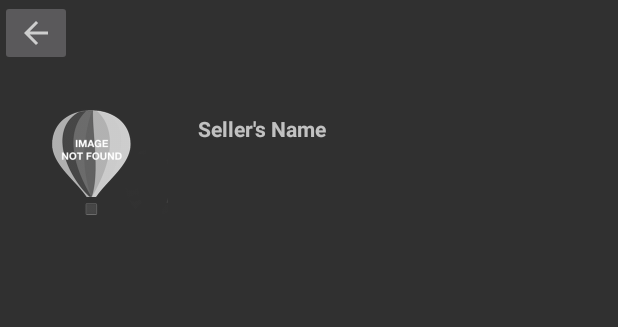
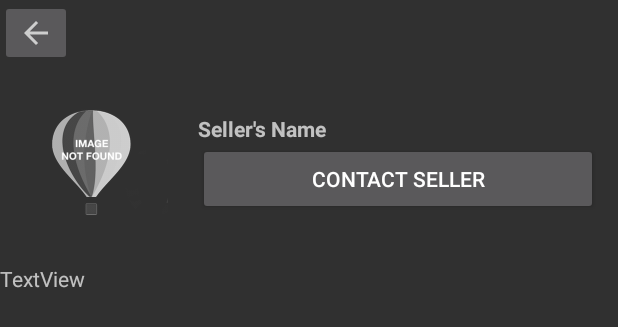
Before and after one commit to angulostephanie/OrlystAndroid, an Android app: the layout activity_profile.xml on its own in the app's theme, with its tools: preview values and no code run, on a phone screen of 412 x 824 dp. Shown: the top 327 px of the screen. Run offline under Robolectric (Android 15) with nearby library versions, the phone set to English and light mode, and no system bars.

Commit message:
Added contact btn in seller profile. Still need function

```diff
--- a/app/src/main/java/com/example/stephanieangulo/orlyst/ProfileFragment.java
+++ b/app/src/main/java/com/example/stephanieangulo/orlyst/ProfileFragment.java
@@ -240,7 +240,7 @@ public class ProfileFragment extends Fragment implements View.OnClickListener {
             public void onDataChange(DataSnapshot dataSnapshot) {
                 User foundUser = dataSnapshot.getValue(User.class);
 
-                Log.d(TAG, "User found --> " + foundUser.getFirst());
+                //Log.d(TAG, "User found --> " + foundUser.getFirst());
                 mItems = new ArrayList<>(foundUser.getItems().values());
                 mWatchlist = new ArrayList<>(foundUser.getWatchlist().values());
                 mUser = foundUser;
--- a/app/src/main/res/layout/activity_profile.xml
+++ b/app/src/main/res/layout/activity_profile.xml
@@ -40,7 +40,29 @@
                 android:text="@string/seller_s_name"
                 android:textStyle="bold" />
 
+            <Button
+                android:id="@+id/contact_seller_btn"
+                android:layout_width="400px"
+                android:layout_height="wrap_content"
+                android:layout_below="@id/seller_name"
+                android:layout_alignStart="@id/seller_name"
+                android:layout_centerHorizontal="true"
+                android:textAlignment="center"
+                android:text="CONTACT SELLER" />
+
+
         </RelativeLayout>
+        <LinearLayout
+            android:layout_width="match_parent"
+            android:layout_height="wrap_content">
+            <TextView
+                android:id="@+id/textView"
+                android:layout_width="wrap_content"
+                android:layout_height="wrap_content"
+                android:layout_alignParentBottom="true"
+                android:layout_alignStart="@+id/seller_profile_image"
+                android:text="TextView" />
+        </LinearLayout>
 
         <android.support.v7.widget.RecyclerView
             android:id="@+id/profile_recycler_view"
```
Also changed, not shown: app/src/main/java/com/example/stephanieangulo/orlyst/ItemDetailActivity.java (line endings or trailing spaces).
